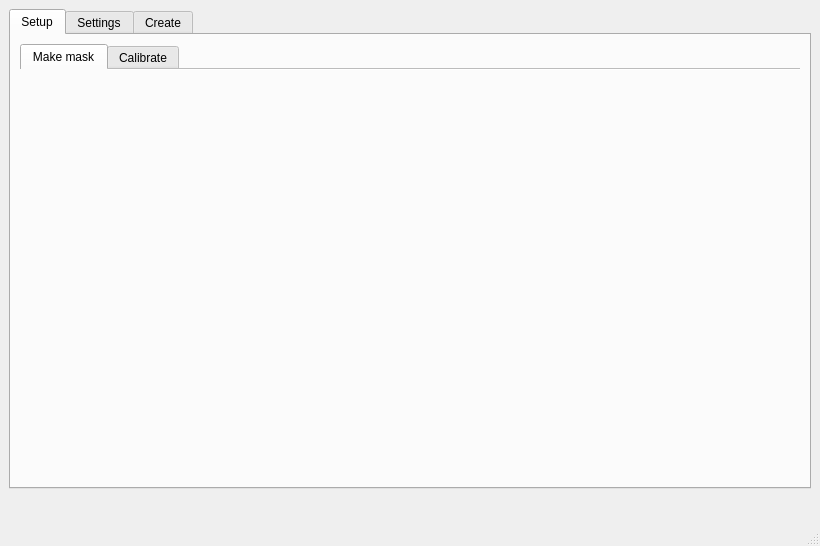
Old version of the form UI/UI.ui in the repository oskaddddd/MapDataDysplay.
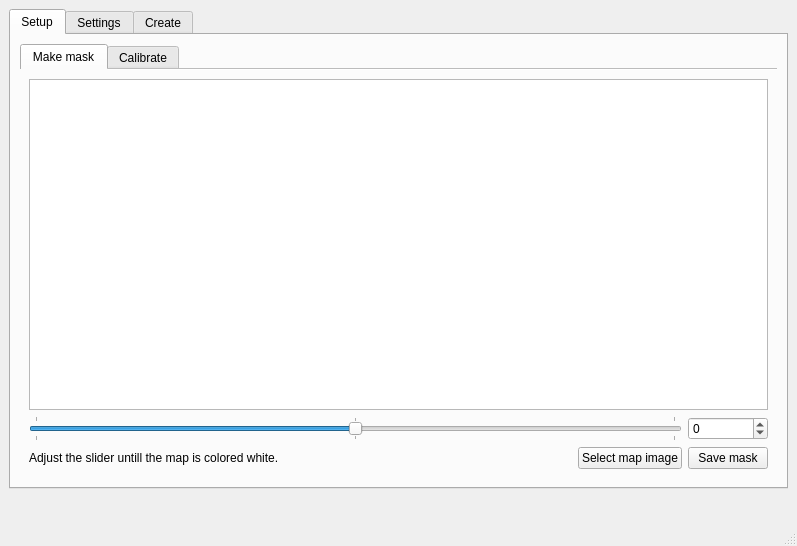
New version of the form.

Patch:
```diff
--- a/UI/UI.ui
+++ b/UI/UI.ui
@@ -6,7 +6,7 @@
    <rect>
     <x>0</x>
     <y>0</y>
-    <width>820</width>
+    <width>797</width>
     <height>546</height>
    </rect>
   </property>
@@ -28,7 +28,7 @@
         <string>Setup</string>
        </attribute>
        <layout class="QGridLayout" name="gridLayout_7">
-        <item row="0" column="0">
+        <item row="0" column="1">
          <widget class="QTabWidget" name="tabWidget_2">
           <property name="tabPosition">
            <enum>QTabWidget::North</enum>
@@ -55,6 +55,73 @@
            <attribute name="title">
             <string>Make mask</string>
            </attribute>
+           <layout class="QGridLayout" name="gridLayout_8">
+            <item row="2" column="2">
+             <widget class="QSpinBox" name="mask_calibrate_input">
+              <property name="minimum">
+               <number>-100</number>
+              </property>
+              <property name="maximum">
+               <number>100</number>
+              </property>
+             </widget>
+            </item>
+            <item row="6" column="2">
+             <widget class="QPushButton" name="save_mask_image">
+              <property name="sizePolicy">
+               <sizepolicy hsizetype="Maximum" vsizetype="Fixed">
+                <horstretch>0</horstretch>
+                <verstretch>0</verstretch>
+               </sizepolicy>
+              </property>
+              <property name="text">
+               <string>Save mask</string>
+              </property>
+             </widget>
+            </item>
+            <item row="6" column="0">
+             <widget class="QLabel" name="label_16">
+              <property name="text">
+               <string>Adjust the slider untill the map is colored white.</string>
+              </property>
+             </widget>
+            </item>
+            <item row="0" column="0" colspan="3">
+             <widget class="QGraphicsView" name="mask_viewer"/>
+            </item>
+            <item row="6" column="1">
+             <widget class="QPushButton" name="select_map_image_button">
+              <property name="sizePolicy">
+               <sizepolicy hsizetype="Maximum" vsizetype="Fixed">
+                <horstretch>0</horstretch>
+                <verstretch>0</verstretch>
+               </sizepolicy>
+              </property>
+              <property name="text">
+               <string>Select map image</string>
+              </property>
+             </widget>
+            </item>
+            <item row="2" column="0" colspan="2">
+             <widget class="QSlider" name="mask_calibrate_slider">
+              <property name="minimum">
+               <number>-100</number>
+              </property>
+              <property name="maximum">
+               <number>100</number>
+              </property>
+              <property name="orientation">
+               <enum>Qt::Horizontal</enum>
+              </property>
+              <property name="tickPosition">
+               <enum>QSlider::TicksBothSides</enum>
+              </property>
+              <property name="tickInterval">
+               <number>100</number>
+              </property>
+             </widget>
+            </item>
+           </layout>
           </widget>
           <widget class="QWidget" name="tab_5">
            <attribute name="title">
```
Left out of the diff: 104 changed lines with no effect on the pictures.
